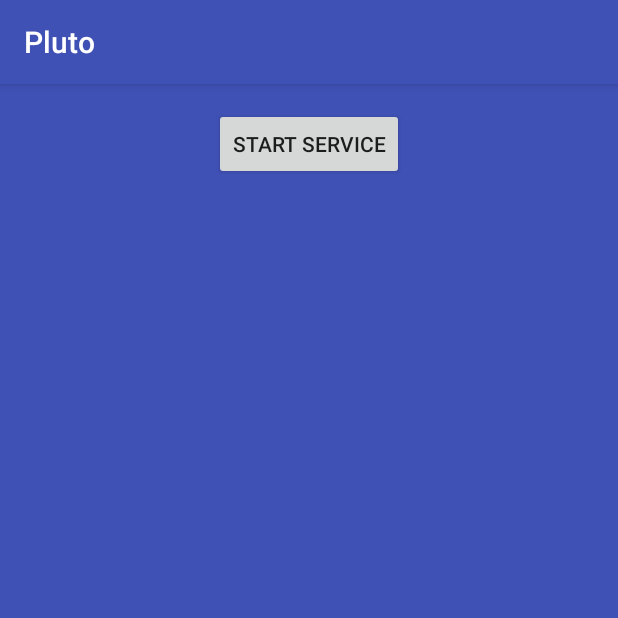
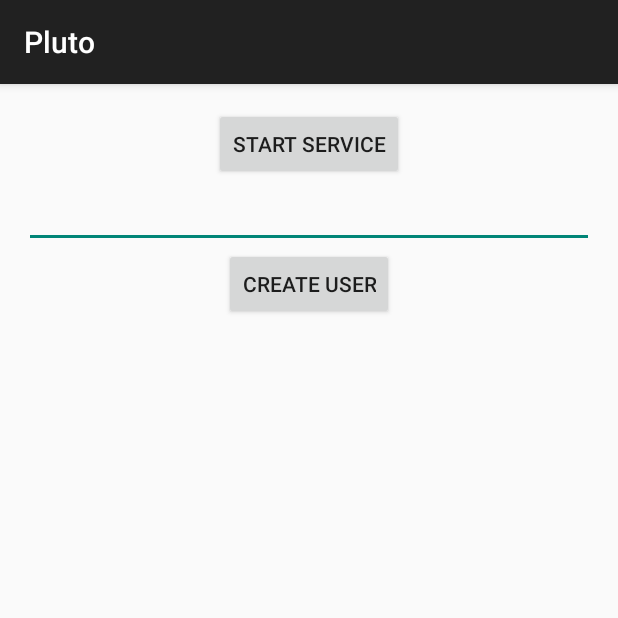
Before and after one commit to andrew749/Pluto-NFC, an Android app: the screen it shows after launch (MainActivity), on a phone screen of 412 x 824 dp, the top half of it. Run offline under Robolectric (Android 15) with nearby library versions, the phone set to English and light mode, and no system bars.

Commit message:
Setting up layout.

```diff
--- a/app/src/main/AndroidManifest.xml
+++ b/app/src/main/AndroidManifest.xml
@@ -16,6 +16,11 @@
                 <category android:name="android.intent.category.LAUNCHER" />
             </intent-filter>
         </activity>
+        <service android:name=".NfcListenerService"/>
     </application>
+    <uses-permission android:name="android.permission.INTERNET"></uses-permission>
+    <uses-permission android:name="android.permission.BIND_NFC_SERVICE"></uses-permission>
+    <uses-permission android:name="android.permission.NFC"></uses-permission>
+    <uses-feature android:name="android.hardware.nfc" android:required="true"></uses-feature>
 
 </manifest>
--- a/app/src/main/java/me/andrewcodispoti/pluto_nfc/MainActivityFragment.java
+++ b/app/src/main/java/me/andrewcodispoti/pluto_nfc/MainActivityFragment.java
@@ -5,11 +5,12 @@ import android.os.Bundle;
 import android.view.LayoutInflater;
 import android.view.View;
 import android.view.ViewGroup;
+import android.widget.TextView;
 
 /**
  * A placeholder fragment containing a simple view.
  */
-public class MainActivityFragment extends Fragment {
+public class MainActivityFragment extends Fragment implements View.OnClickListener {
 
     public MainActivityFragment() {
     }
@@ -17,6 +18,13 @@ public class MainActivityFragment extends Fragment {
     @Override
     public View onCreateView(LayoutInflater inflater, ViewGroup container,
                              Bundle savedInstanceState) {
-        return inflater.inflate(R.layout.fragment_main, container, false);
+        View v=  inflater.inflate(R.layout.fragment_main, container, false);
+        ((TextView)v.findViewById(R.id.startButton)).setOnClickListener(this);
+        return v;
+    }
+
+    @Override
+    public void onClick(View v) {
+
     }
 }
--- a/app/src/main/res/layout/fragment_main.xml
+++ b/app/src/main/res/layout/fragment_main.xml
@@ -9,7 +9,25 @@
         android:layout_width="wrap_content"
         android:layout_height="wrap_content"
         android:text="@string/startservice"
-        android:id="@+id/button"
+        android:id="@+id/startButton"
         android:layout_alignParentTop="true"
         android:layout_centerHorizontal="true" />
+
+    <EditText
+        android:layout_width="wrap_content"
+        android:layout_height="wrap_content"
+        android:id="@+id/editText"
+        android:layout_below="@+id/startButton"
+        android:layout_alignParentRight="true"
+        android:layout_alignParentEnd="true"
+        android:layout_alignParentLeft="true"
+        android:layout_alignParentStart="true" />
+
+    <Button
+        android:layout_width="wrap_content"
+        android:layout_height="wrap_content"
+        android:text="@string/createuser"
+        android:id="@+id/createUser"
+        android:layout_below="@+id/editText"
+        android:layout_centerHorizontal="true" />
 </RelativeLayout>
--- a/app/src/main/res/values/strings.xml
+++ b/app/src/main/res/values/strings.xml
@@ -1,4 +1,5 @@
 <resources>
     <string name="app_name">Pluto</string>
     <string name="startservice">Start Service</string>
+    <string name="createuser">Create User</string>
 </resources>
--- a/app/src/main/res/values/styles.xml
+++ b/app/src/main/res/values/styles.xml
@@ -3,6 +3,9 @@
     <!-- Base application theme. -->
     <style name="AppTheme" parent="Theme.AppCompat.Light.DarkActionBar">
         <!-- Customize your theme here. -->
+        <item name="android:actionBarStyle">@style/CustomActionBar</item>
+    </style>
+    <style name="CustomActionBar" parent="Widget.AppCompat.ActionBar">
         <item name="android:background">#3F51B5</item>
     </style>
 
```
